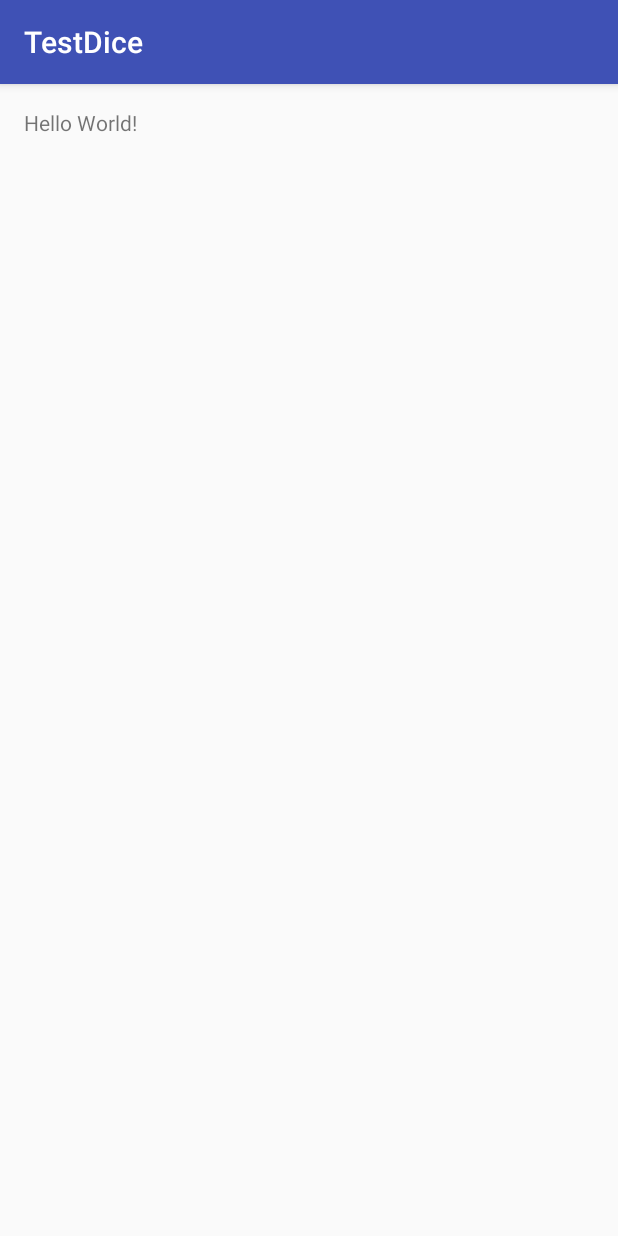
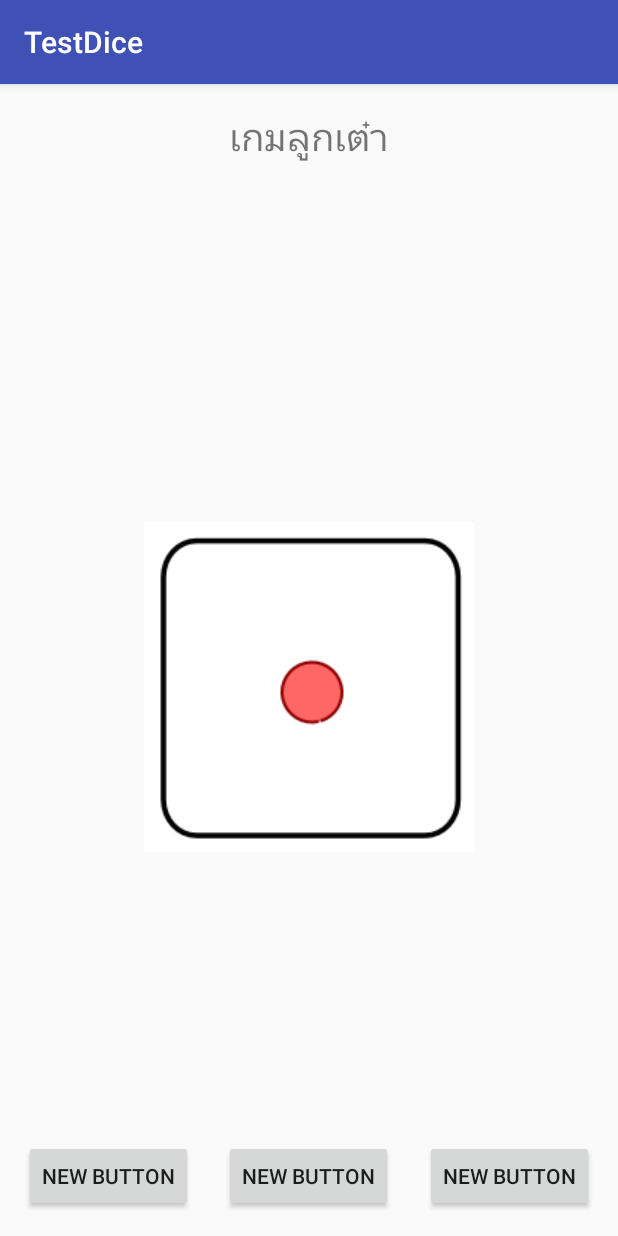
Before and after one commit to Makwat/TestDice, an Android app: the screen it shows after launch (MainActivity), on a phone screen of 412 x 824 dp. Run offline under Robolectric (Android 15) with nearby library versions, the light colour scheme and no system bars.

Commit message:
design ui

```diff
--- a/app/src/main/res/layout/activity_main.xml
+++ b/app/src/main/res/layout/activity_main.xml
@@ -9,8 +9,56 @@
     android:paddingTop="@dimen/activity_vertical_margin"
     tools:context="kru.somwang.makwat.testdice.MainActivity">
 
-    <TextView
+    <LinearLayout
+        android:orientation="vertical"
+        android:layout_width="match_parent"
+        android:layout_height="match_parent"
+        android:weightSum="1"
+        android:id="@+id/linearLayout">
+
+        <TextView
+            android:layout_width="wrap_content"
+            android:layout_height="wrap_content"
+            android:text="@string/test"
+            android:id="@+id/textView"
+            android:layout_gravity="center_horizontal"
+            android:textSize="@dimen/h1" />
+
+        <ImageView
+            android:layout_width="wrap_content"
+            android:layout_height="wrap_content"
+            android:id="@+id/imageView"
+            android:layout_gravity="center_horizontal"
+            android:layout_weight="1"
+            android:src="@drawable/dice1" />
+    </LinearLayout>
+
+    <Button
         android:layout_width="wrap_content"
         android:layout_height="wrap_content"
-        android:text="Hello World!" />
+        android:text="New Button"
+        android:id="@+id/button"
+        android:layout_alignParentLeft="false"
+        android:layout_alignParentStart="true"
+        android:layout_gravity="bottom"
+        android:layout_alignParentBottom="true" />
+
+    <Button
+        android:layout_width="wrap_content"
+        android:layout_height="wrap_content"
+        android:text="New Button"
+        android:id="@+id/button2"
+        android:layout_gravity="bottom"
+        android:layout_centerHorizontal="true"
+        android:layout_alignTop="@+id/button" />
+
+    <Button
+        android:layout_width="wrap_content"
+        android:layout_height="wrap_content"
+        android:text="New Button"
+        android:id="@+id/button3"
+        android:layout_alignParentRight="true"
+        android:layout_alignParentEnd="true"
+        android:layout_alignTop="@+id/button2" />
+
 </RelativeLayout>
--- a/app/src/main/res/values/dimens.xml
+++ b/app/src/main/res/values/dimens.xml
@@ -2,4 +2,5 @@
     <!-- Default screen margins, per the Android Design guidelines. -->
     <dimen name="activity_horizontal_margin">16dp</dimen>
     <dimen name="activity_vertical_margin">16dp</dimen>
+    <dimen name="h1">25dp</dimen>
 </resources>
--- a/app/src/main/res/values/strings.xml
+++ b/app/src/main/res/values/strings.xml
@@ -1,3 +1,5 @@
 <resources>
     <string name="app_name">TestDice</string>
+
+    <string name="test">เกมลูกเต๋า</string>
 </resources>
```
Also changed, not shown: app/src/main/res/drawable/dice1.png (added), app/src/main/res/drawable/dice2.png (added), app/src/main/res/drawable/dice3.png (added), app/src/main/res/drawable/dice4.png (added), app/src/main/res/drawable/dice5.png (added), app/src/main/res/drawable/dice6.png (added).
